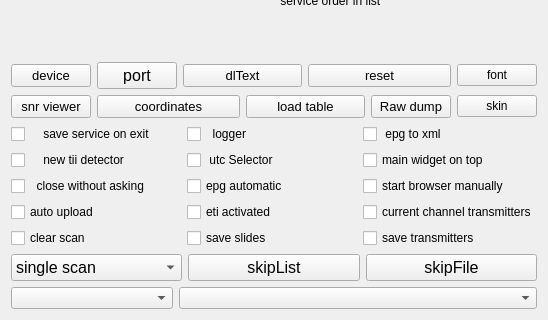
JvanKatwijk/qt-dab, file qt-dab-s6/forms-v6/config-helper.ui: the form before one commit; both pictures show x 0 to 548 and y 144 to 464 of the 548 by 464 pixel window.
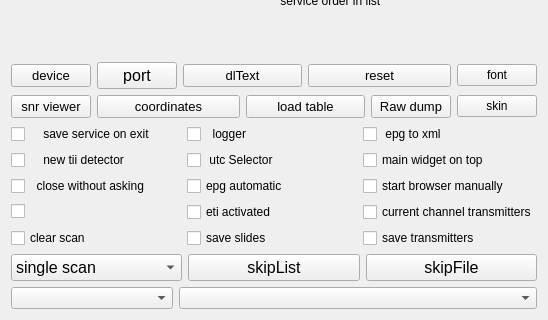
The form after the commit. Custom widgets are drawn as their Qt base class.

Patch:
```diff
--- a/qt-dab-s6/forms-v6/config-helper.ui
+++ b/qt-dab-s6/forms-v6/config-helper.ui
@@ -372,7 +372,7 @@
      <item row="3" column="0">
       <widget class="QCheckBox" name="autoUpload_Selector">
        <property name="text">
-        <string>auto upload</string>
+        <string/>
        </property>
       </widget>
      </item>
```
Left out of the diff: 2 changed lines with no effect on the pictures.
